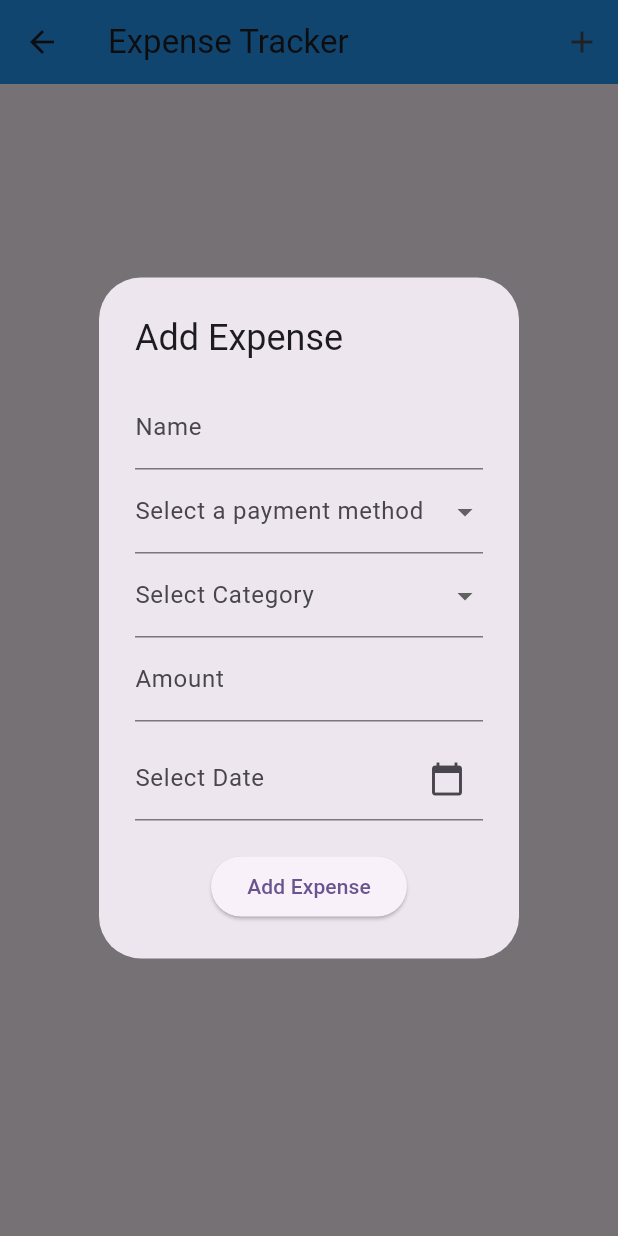
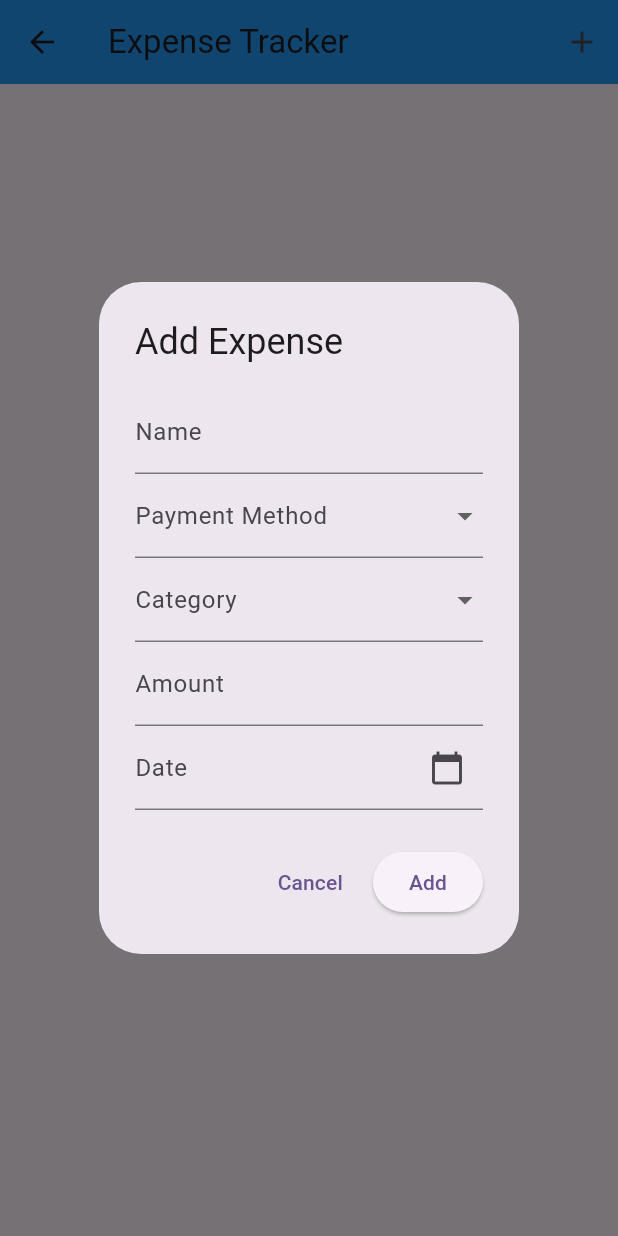
Before and after one commit to ArmanBhatia0100/MobileProgrammingFinalProject, a Flutter app: the ExpenseTrackerHome screen opened by its route, after a tap on the "add" icon, on a phone screen of 412 x 824 dp. Run offline on Flutter 3.47's test engine with Material 3 defaults, Android fonts, the phone set to English and light mode, and no system bars.

Commit message:
added the information update feature, when user click on the item it should show a pop up of update or delete

```diff
--- a/lib/view/expenseTracker/ExpenseTrackerHome.dart
+++ b/lib/view/expenseTracker/ExpenseTrackerHome.dart
@@ -1,5 +1,5 @@
 import 'package:flutter/material.dart';
-import 'package:intl/intl.dart'; // For formatting the date
+import 'package:intl/intl.dart';
 
 class ExpenseTrackerHome extends StatefulWidget {
   const ExpenseTrackerHome({super.key});
@@ -15,8 +15,8 @@ class _ExpenseTrackerHomeState extends State<ExpenseTrackerHome> {
 
   List<Expense> expenseList = [];
   String? selectedCategory;
-  String? selectedpayment;
-  DateTime? selectedDate; // Stores selected date
+  String? selectedPayment;
+  DateTime? selectedDate;
 
   final List<String> categories = [
     "Food",
@@ -26,11 +26,12 @@ class _ExpenseTrackerHomeState extends State<ExpenseTrackerHome> {
     "Others"
   ];
 
-  // Function to pick a date
+  final List<String> paymentMethods = ["Cash", "Credit Card"];
+
   Future<void> _pickDate(BuildContext context) async {
     DateTime? pickedDate = await showDatePicker(
       context: context,
-      initialDate: DateTime.now(),
+      initialDate: selectedDate ?? DateTime.now(),
       firstDate: DateTime(2020),
       lastDate: DateTime(2100),
     );
@@ -47,44 +48,96 @@ class _ExpenseTrackerHomeState extends State<ExpenseTrackerHome> {
       setState(() {
         expenseList.add(Expense(
           _nameController.text,
-          selectedpayment!,
+          selectedPayment!,
           selectedCategory ?? "Others",
           double.parse(_amountController.text),
           selectedDate!,
         ));
       });
-
-      _nameController.clear();
-      _amountController.clear();
-      selectedCategory = null;
-      selectedDate = null;
-
+      _clearForm();
       Navigator.of(context).pop();
     }
   }
 
+  void _updateExpense(int index) {
+    if (_formKey.currentState!.validate() && selectedDate != null) {
+      setState(() {
+        expenseList[index] = Expense(
+          _nameController.text,
+          selectedPayment!,
+          selectedCategory ?? "Others",
+          double.parse(_amountController.text),
+          selectedDate!,
+        );
+      });
+      _clearForm();
+      Navigator.of(context).pop();
+    }
+  }
+
+  void _deleteExpense(int index) {
+    setState(() {
+      expenseList.removeAt(index);
+    });
+    _clearForm();
+    Navigator.of(context).pop();
+  }
+
+  void _clearForm() {
+    _nameController.clear();
+    _amountController.clear();
+    selectedCategory = null;
+    selectedPayment = null;
+    selectedDate = null;
+  }
+
   void _showAddExpenseDialog() {
+    _clearForm();
+    _showExpenseDialog(title: "Add Expense", onSubmit: _addExpense);
+  }
+
+  void _showEditExpenseDialog(int index) {
+    final expense = expenseList[index];
+    _nameController.text = expense.name;
+    _amountController.text = expense.price.toString();
+    selectedCategory = expense.category;
+    selectedPayment = expense.payment;
+    selectedDate = expense.date;
+
+    _showExpenseDialog(
+      title: "Edit Expense",
+      onSubmit: () => _updateExpense(index),
+      onDelete: () => _deleteExpense(index),
+      index: index,
+    );
+  }
+
+  void _showExpenseDialog({
+    required String title,
+    required VoidCallback onSubmit,
+    VoidCallback? onDelete,
+    int? index,
+  }) {
     showDialog(
       context: context,
       builder: (context) => AlertDialog(
-        title: Text("Add Expense"),
+        title: Text(title),
         content: Form(
           key: _formKey,
+          child: SingleChildScrollView(
             child: Column(
               mainAxisSize: MainAxisSize.min,
               children: [
                 TextFormField(
                   controller: _nameController,
                   decoration: InputDecoration(labelText: "Name"),
-                keyboardType: TextInputType.text,
                   validator: (value) =>
                   value!.isEmpty ? "Enter an expense name" : null,
                 ),
                 DropdownButtonFormField<String>(
-                value: selectedCategory,
-                decoration:
-                    InputDecoration(labelText: "Select a payment method"),
-                items: ["cash", "Credit Card"].map((payment) {
+                  value: selectedPayment,
+                  decoration: InputDecoration(labelText: "Payment Method"),
+                  items: paymentMethods.map((payment) {
                     return DropdownMenuItem(
                       value: payment,
                       child: Text(payment),
@@ -92,7 +145,7 @@ class _ExpenseTrackerHomeState extends State<ExpenseTrackerHome> {
                   }).toList(),
                   onChanged: (value) {
                     setState(() {
-                    selectedpayment = value;
+                      selectedPayment = value;
                     });
                   },
                   validator: (value) =>
@@ -100,7 +153,7 @@ class _ExpenseTrackerHomeState extends State<ExpenseTrackerHome> {
                 ),
                 DropdownButtonFormField<String>(
                   value: selectedCategory,
-                decoration: InputDecoration(labelText: "Select Category"),
+                  decoration: InputDecoration(labelText: "Category"),
                   items: categories.map((category) {
                     return DropdownMenuItem(
                       value: category,
@@ -121,35 +174,42 @@ class _ExpenseTrackerHomeState extends State<ExpenseTrackerHome> {
                   keyboardType: TextInputType.number,
                   validator: (value) => value!.isEmpty ? "Enter amount" : null,
                 ),
-              SizedBox(height: 10),
-
                 TextFormField(
                   readOnly: true,
                   decoration: InputDecoration(
-                  labelText: "Select Date",
+                    labelText: "Date",
                     suffixIcon: IconButton(
                       icon: Icon(Icons.calendar_today),
                       onPressed: () => _pickDate(context),
                     ),
                   ),
-
                   controller: TextEditingController(
                     text: selectedDate == null
                         ? ""
-                      : DateFormat.yMMMd().format(selectedDate!).toString(),
+                        : DateFormat.yMMMd().format(selectedDate!),
                   ),
                   validator: (value) =>
                   selectedDate == null ? "Select a date" : null,
                 ),
-
-              SizedBox(height: 20),
-              ElevatedButton(
-                onPressed: _addExpense,
-                child: Text("Add Expense"),
-              ),
               ],
             ),
           ),
+        ),
+        actions: [
+          if (onDelete != null)
+            TextButton(
+              onPressed: onDelete,
+              child: Text("Delete", style: TextStyle(color: Colors.red)),
+            ),
+          TextButton(
+            onPressed: () => Navigator.of(context).pop(),
+            child: Text("Cancel"),
+          ),
+          ElevatedButton(
+            onPressed: onSubmit,
+            child: Text(title.startsWith("Add") ? "Add" : "Update"),
+          ),
+        ],
       ),
     );
   }
@@ -179,7 +239,8 @@ class _ExpenseTrackerHomeState extends State<ExpenseTrackerHome> {
                 "${expenseList[index].category} - \$${expenseList[index].price.toStringAsFixed(2)}\n"
                     "Date: ${DateFormat.yMMMd().format(expenseList[index].date)} \n${expenseList[index].payment}",
               ),
-                    trailing: Icon(Icons.arrow_forward),
+              trailing: Icon(Icons.edit),
+              onTap: () => _showEditExpenseDialog(index),
             ),
           );
         },
@@ -195,5 +256,5 @@ class Expense {
   double price;
   DateTime date;
 
-  Expense(this.name,this.payment, this.category, this.price, this.date);
+  Expense(this.name, this.payment, this.category, this.price, this.date);
 }
```
Lines whose indentation alone changed are shown as unchanged.
